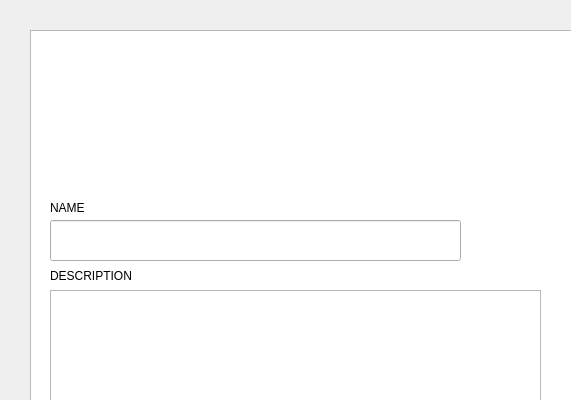
Old version of the form app/ui/create_monument_window.ui in the repository reisenbest/PPK_ARCHEOMAP; both pictures show x 0 to 571 and y 0 to 400 of the 1088 by 848 pixel window.
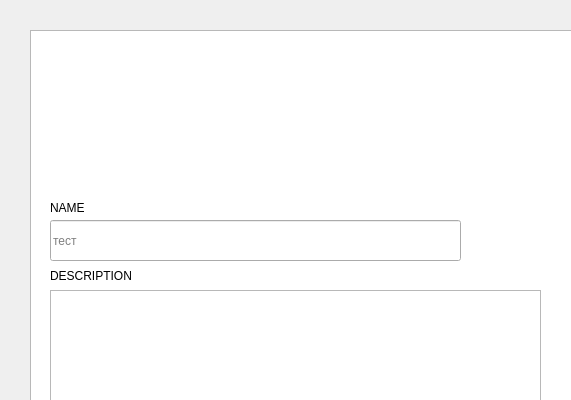
New version of the form.

```diff
--- a/app/ui/create_monument_window.ui
+++ b/app/ui/create_monument_window.ui
@@ -32,6 +32,9 @@
      <height>41</height>
     </rect>
    </property>
+   <property name="placeholderText">
+    <string>тест</string>
+   </property>
   </widget>
   <widget class="QLineEdit" name="resObjInsert">
    <property name="geometry">
```
